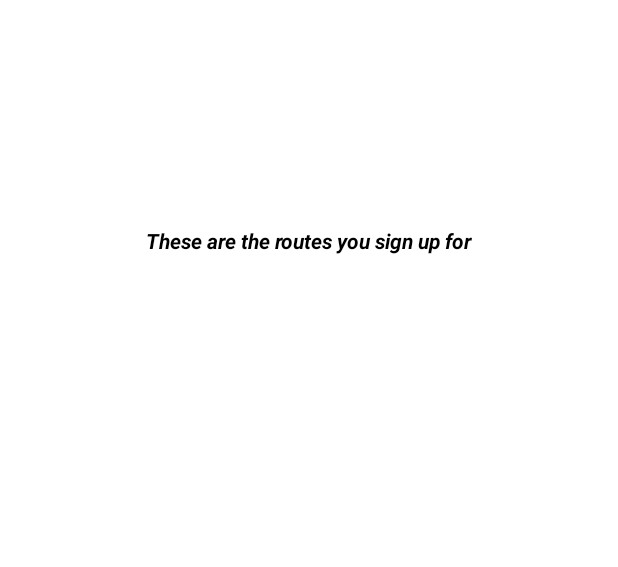
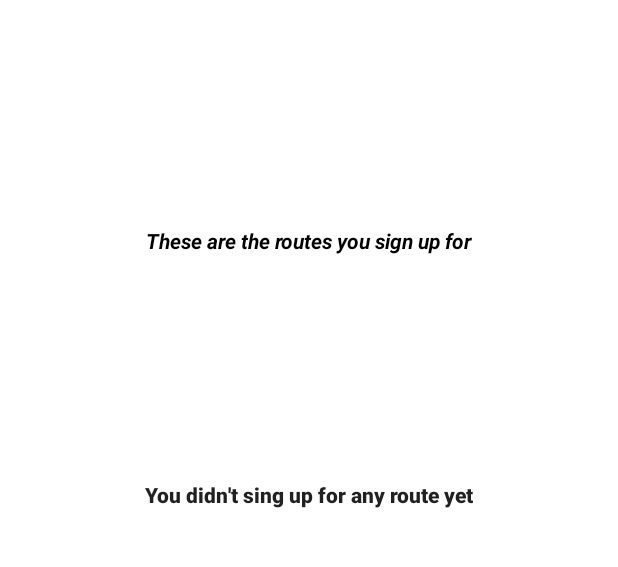
Before and after one commit to JulioEscuderoCuesta/SuperRoutes, an Android app: the MainMenuSenderist screen opened directly, with no data from a screen before it, after a tap on "MY ROUTES", on a phone screen of 412 x 824 dp, the part 178-745 px from its top. Run offline under Robolectric (Android 15) with nearby library versions, the phone set to English and light mode, and no system bars; our stand-ins replace Firebase (no records; nobody signed in at launch, a user with empty details on screens opened directly); libraries missing offline, so code that uses them is left out: com.firebase.ui.

Commit message:
El senderista ve perfectamente las propuestas en las que se ha registrado

```diff
--- a/app/src/main/java/com/example/superroutes/MainMenuSenderist.java
+++ b/app/src/main/java/com/example/superroutes/MainMenuSenderist.java
@@ -117,8 +117,10 @@ public class MainMenuSenderist extends AppCompatActivity {
                     hasJoined = false;
                     isGuide = false;
                 }
-                if(routesNames.isEmpty())
-                    noRoutesTextView.setVisibility(View.VISIBLE);
+            }
+            else {
+                list.setVisibility(View.GONE);
+                noRoutesTextView.setVisibility(View.VISIBLE);
             }
         });
     }
--- a/app/src/main/java/com/example/superroutes/MyRoutesSenderist.java
+++ b/app/src/main/java/com/example/superroutes/MyRoutesSenderist.java
@@ -48,6 +48,7 @@ import com.google.firebase.firestore.QueryDocumentSnapshot;
 public class MyRoutesSenderist extends AppCompatActivity {
 
     private ListView list;
+    private TextView noRoutesTextView;
     private ArrayList<String> routesIds;
     private ArrayList<String> routesProposalsIds;
 
@@ -81,8 +82,10 @@ public class MyRoutesSenderist extends AppCompatActivity {
         difficultyOfRoutes = new ArrayList<>();
         progressBar = findViewById(R.id.progressBar_in_main_menu_senderist);
         list=findViewById(R.id.list_of_routes_for_senderist);
+        noRoutesTextView = findViewById(R.id.text_no_routes_joined);
+        noRoutesTextView.setVisibility(View.GONE);
+        list.setVisibility(View.GONE);
 
-        ArrayList<String> routesNames = new ArrayList<>();
         listAdapterRoutesSenderist =
                 new ListAdapterRoutesSenderist(this, routesNames, datesOfRoutes, mainImageOfRoutes, routesWithGuide, difficultyOfRoutes);
 
@@ -107,11 +110,12 @@ public class MyRoutesSenderist extends AppCompatActivity {
                     clearList();
                     if(value != null && !value.isEmpty()) {
                         progressBar.setVisibility(View.GONE);
-                        //noRoutesTextView.setVisibility(View.GONE);
+                        noRoutesTextView.setVisibility(View.GONE);
                         list.setVisibility(View.VISIBLE);
                         list.setAdapter(listAdapterRoutesSenderist);
                         for(QueryDocumentSnapshot snapshot: value) {
                             RouteProposal routeProposalAux = snapshot.toObject(RouteProposal.class);
+                            routesProposalsIds.add(snapshot.getId());
                             routesIds.add(routeProposalAux.getRouteId());
                             datesOfRoutes.add(routeProposalAux.getWhichDay());
                             addImageOfRoute();
@@ -126,7 +130,7 @@ public class MyRoutesSenderist extends AppCompatActivity {
                     }
                     else {
                         list.setVisibility(View.GONE);
-                        //noRoutesTextView.setVisibility(View.VISIBLE);
+                        noRoutesTextView.setVisibility(View.VISIBLE);
                     }
                 });
     }
--- a/app/src/main/res/layout/activity_my_routes_senderist.xml
+++ b/app/src/main/res/layout/activity_my_routes_senderist.xml
@@ -56,6 +56,17 @@
         app:layout_constraintEnd_toEndOf="parent"
         app:layout_constraintStart_toStartOf="parent"
         app:layout_constraintTop_toTopOf="parent" />
+
+    <TextView
+        android:id="@+id/text_no_routes_joined"
+        style="@style/textViewApplication14dpStyle"
+        android:layout_width="wrap_content"
+        android:layout_height="wrap_content"
+        android:text="@string/text_no_routes_joined"
+        app:layout_constraintBottom_toTopOf="@+id/guideline_third_horizontal"
+        app:layout_constraintEnd_toStartOf="@+id/guideline_margin_right"
+        app:layout_constraintStart_toStartOf="@+id/guideline_margin_left"
+        app:layout_constraintTop_toTopOf="@+id/guideline_first_horizontal" />
 
     <androidx.constraintlayout.widget.Guideline
         android:id="@+id/guideline_top_image_horizontal"
--- a/app/src/main/res/values/strings.xml
+++ b/app/src/main/res/values/strings.xml
@@ -53,6 +53,7 @@
 
     Strings in activity my routes senderist
     <string name="my_routes_senderist_text">These are the routes you sign up for</string>
+    <string name="text_no_routes_joined">You didn\'t sing up for any route yet</string>
 
 
     Strings in menu activity
```
